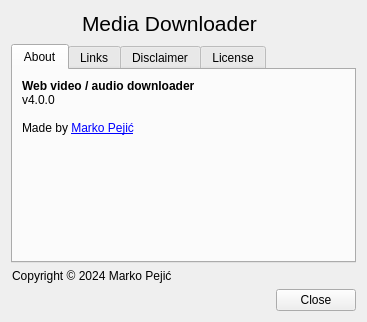
First picture: the form in designer/about_dialog.ui, repository markop404/media-downloader, before the edit.
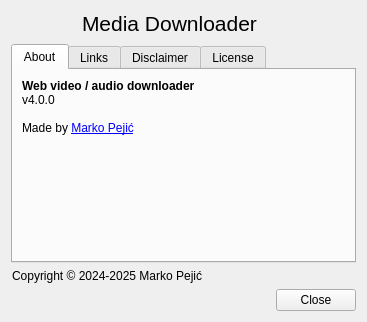
Second picture: the form after the edit. Icons and pictures are not drawn.

Commit message: Update copyright notice

Diff of the .ui file:
```diff
--- a/designer/about_dialog.ui
+++ b/designer/about_dialog.ui
@@ -371,7 +371,7 @@
    <item>
     <widget class="QLabel" name="copyrightLabel">
      <property name="text">
-      <string>Copyright © 2024 Marko Pejić</string>
+      <string>Copyright © 2024-2025 Marko Pejić</string>
      </property>
      <property name="indent">
       <number>1</number>
```
The commit also changes 1 other file.
